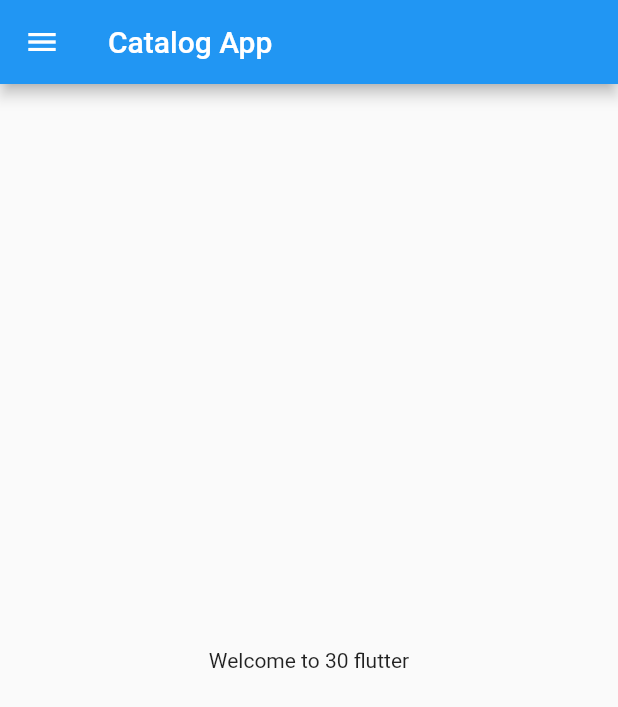
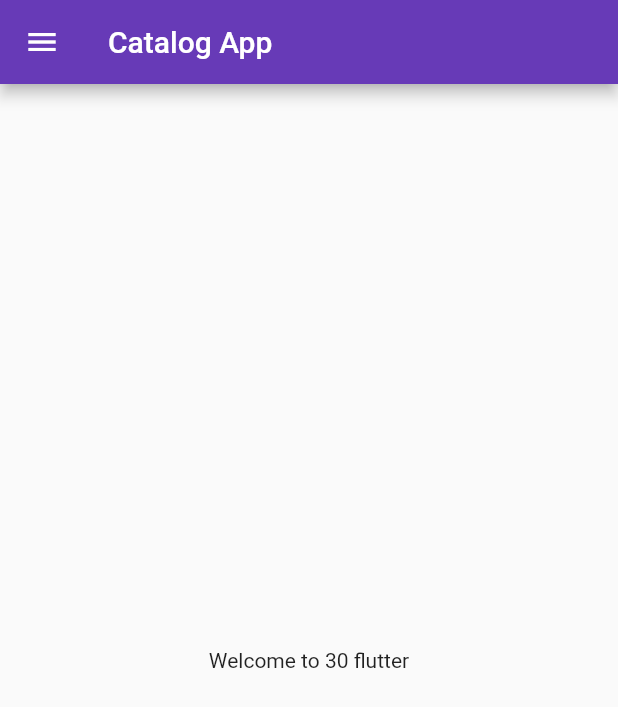
Before and after one commit to jsrjay/learnflutter, a Flutter app: the screen it shows after launch, on a phone screen of 412 x 824 dp. Shown: the top 707 px of the screen. Run offline on Flutter 3.47's test engine with Material 2 defaults, Android fonts, the phone set to English and light mode, and no system bars.

Commit message:
day3 completed

```diff
--- a/lib/main.dart
+++ b/lib/main.dart
@@ -1,5 +1,6 @@
 import 'package:flutter/material.dart';
-import 'package:flutter_application_1/home_page.dart';
+import 'package:flutter_application_1/pages/login_page.dart';
+import 'pages/home_page.dart';
 
 void main() {
   runApp(const MyApp());
@@ -10,10 +11,20 @@ class MyApp extends StatelessWidget {
 
   @override
   Widget build(BuildContext context) {
-
     return MaterialApp(
       debugShowCheckedModeBanner: false,
-      home: HomePage(),
+      // home: HomePage(),
+      themeMode: ThemeMode.light,
+      theme: ThemeData(primarySwatch: Colors.deepPurple),
+      darkTheme: ThemeData(
+        brightness: Brightness.dark,
+      ),
+      initialRoute: "/home",
+      routes: {
+        "/": (context) => const LoginPage(),
+        "/home": (context) => const HomePage(),
+        "/login": (context) => const LoginPage()
+      },
     );
   }
 }
--- a/lib/home_page.dart
+++ b/lib/pages/home_page.dart
@@ -1,3 +1,4 @@
+
 import 'package:flutter/material.dart';
 
 class HomePage extends StatelessWidget {
```
Also changed, not shown: lib/pages/login_page.dart (added, +21 -0 lines).
